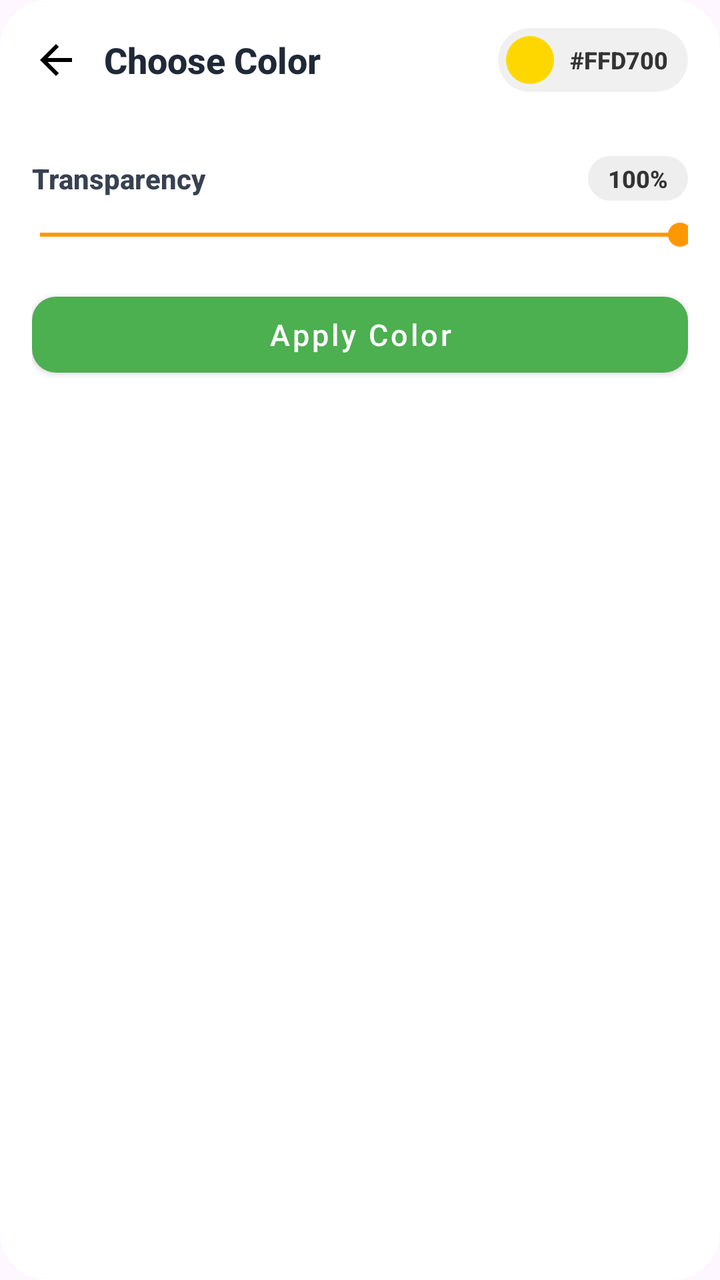
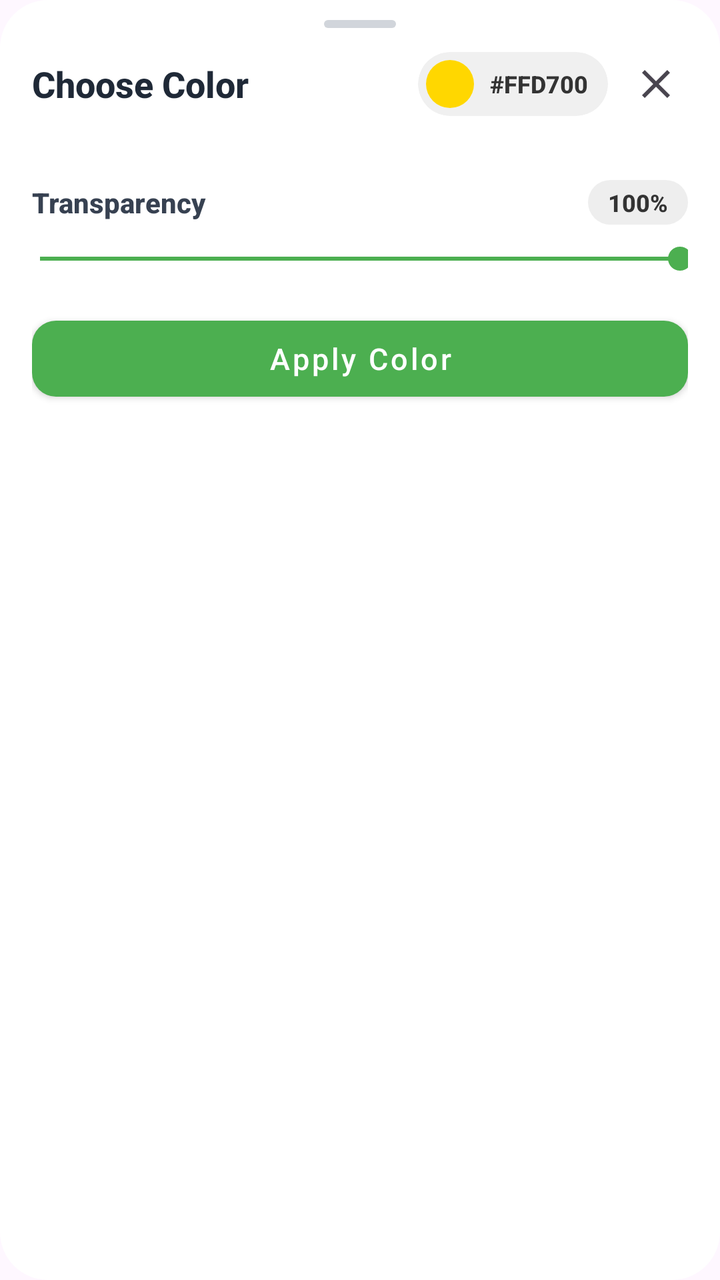

Before-and-after screenshots of an Android layout around one commit, followed by the original layout XML and the change that was made.
<!-- AndroidManifest.xml: another module's application theme Theme.DialogHub -->
<!-- res/layout/dialog_color_picker.xml -->
<?xml version="1.0" encoding="utf-8"?>
<LinearLayout xmlns:android="http://schemas.android.com/apk/res/android"
    xmlns:app="http://schemas.android.com/apk/res-auto"
    xmlns:tools="http://schemas.android.com/tools"
    android:layout_width="match_parent"
    android:layout_height="wrap_content"
    android:layout_gravity="center"
    android:background="@drawable/rounded_background"
    android:orientation="vertical"
    android:paddingStart="16dp"
    android:paddingEnd="16dp"
    android:paddingBottom="20dp">

    
    <LinearLayout
        android:layout_width="match_parent"
        android:layout_height="wrap_content"
        android:gravity="center_vertical"
        android:paddingTop="14dp"
        android:paddingBottom="10dp">

        <ImageButton
            android:id="@+id/colorBackButton"
            android:layout_width="wrap_content"
            android:layout_height="wrap_content"
            android:background="?actionBarItemBackground"
            android:contentDescription="@string/back_button"
            android:paddingEnd="12dp"
            android:src="@drawable/arrow_back" />

        <TextView
            android:layout_width="0dp"
            android:layout_height="wrap_content"
            android:layout_weight="1"
            android:fontFamily="sans-serif-medium"
            android:text="@string/choose_color"
            android:textColor="#1F2937"
            android:textSize="18sp"
            android:textStyle="bold" />

        
        <androidx.cardview.widget.CardView
            android:layout_width="wrap_content"
            android:layout_height="32dp"
            app:cardBackgroundColor="#F0F0F0"
            app:cardCornerRadius="16dp"
            app:cardElevation="0dp">

            <LinearLayout
                android:layout_width="wrap_content"
                android:layout_height="match_parent"
                android:gravity="center_vertical"
                android:orientation="horizontal"
                android:paddingStart="4dp"
                android:paddingEnd="10dp">

                <androidx.cardview.widget.CardView
                    android:layout_width="24dp"
                    android:layout_height="24dp"
                    app:cardCornerRadius="12dp"
                    app:cardElevation="0dp">

                    <View
                        android:id="@+id/viewSelectedColorPreview"
                        android:layout_width="match_parent"
                        android:layout_height="match_parent"
                        android:background="#FFD700" />
                </androidx.cardview.widget.CardView>

                <TextView
                    android:id="@+id/tvHexCode"
                    android:layout_width="wrap_content"
                    android:layout_height="wrap_content"
                    android:layout_marginStart="8dp"
                    android:fontFamily="sans-serif-medium"
                    android:text="#FFD700"
                    android:textColor="#333333"
                    android:textSize="12sp"
                    android:textStyle="bold" />
            </LinearLayout>
        </androidx.cardview.widget.CardView>
    </LinearLayout>

    
    <androidx.recyclerview.widget.RecyclerView
        android:id="@+id/colorRecyclerView"
        android:layout_width="match_parent"
        android:layout_height="wrap_content"
        android:layout_marginTop="6dp"
        android:layout_marginBottom="10dp"
        tools:listitem="@layout/item_color" />

    
    <LinearLayout
        android:layout_width="match_parent"
        android:layout_height="wrap_content"
        android:gravity="center_vertical"
        android:orientation="horizontal"
        android:paddingTop="6dp">

        <TextView
            android:layout_width="0dp"
            android:layout_height="wrap_content"
            android:layout_weight="1"
            android:fontFamily="sans-serif-medium"
            android:text="@string/transparency"
            android:textColor="#374151"
            android:textSize="14sp"
            android:textStyle="bold" />

        <TextView
            android:id="@+id/tvOpacityValue"
            android:layout_width="wrap_content"
            android:layout_height="wrap_content"
            android:background="@drawable/rounded_background"
            android:backgroundTint="#EEEEEE"
            android:fontFamily="sans-serif-medium"
            android:paddingStart="10dp"
            android:paddingTop="3dp"
            android:paddingEnd="10dp"
            android:paddingBottom="3dp"
            android:text="100%"
            android:textColor="#333333"
            android:textSize="12sp"
            android:textStyle="bold" />
    </LinearLayout>

    
    <SeekBar
        android:id="@+id/transparencySeekBar"
        android:layout_width="match_parent"
        android:layout_height="wrap_content"
        android:layout_marginTop="8dp"
        android:max="225"
        android:paddingStart="4dp"
        android:paddingEnd="4dp"
        android:progress="225"
        android:progressTint="@color/yellow"
        android:thumbTint="@color/yellow" />

    
    <com.google.android.material.button.MaterialButton
        android:id="@+id/btnApplyColor"
        style="@style/Widget.MaterialComponents.Button"
        android:layout_width="match_parent"
        android:layout_height="50dp"
        android:layout_marginTop="16dp"
        android:text="Apply Color"
        android:textAllCaps="false"
        android:textSize="15sp"
        app:cornerRadius="12dp" />

</LinearLayout>
<!-- res/layout/item_color.xml (included above) -->
<?xml version="1.0" encoding="utf-8"?>
<androidx.cardview.widget.CardView xmlns:android="http://schemas.android.com/apk/res/android"
    xmlns:app="http://schemas.android.com/apk/res-auto"
    android:id="@+id/cardView"
    android:layout_width="44dp"
    android:layout_height="44dp"
    android:layout_gravity="center"
    android:layout_margin="6dp"
    app:cardBackgroundColor="#E0E0E0"
    app:cardCornerRadius="22dp"
    app:cardElevation="2dp"
    app:cardMaxElevation="4dp"
    app:cardPreventCornerOverlap="false">

    <FrameLayout
        android:layout_width="match_parent"
        android:layout_height="match_parent">

        <View
            android:id="@+id/colorView"
            android:layout_width="match_parent"
            android:layout_height="match_parent" />

        <ImageView
            android:id="@+id/selectedCheck"
            android:layout_width="20dp"
            android:layout_height="20dp"
            android:layout_gravity="center"
            android:contentDescription="@null"
            android:src="@drawable/ic_check"
            android:visibility="gone"
            app:tint="#FFFFFF" />

        <View
            android:id="@+id/selectedOverlay"
            android:layout_width="match_parent"
            android:layout_height="match_parent"
            android:background="@drawable/selected_border_circle"
            android:visibility="gone" />
    </FrameLayout>

</androidx.cardview.widget.CardView>
<!-- resources referenced by this layout -->
<resources>
  <color name="yellow">#FF9800</color>
  <!-- drawable arrow_back (drawable) -->
  <vector xmlns:android="http://schemas.android.com/apk/res/android"
      android:width="24dp"
      android:height="24dp"
      android:viewportWidth="960"
      android:viewportHeight="960">
    <path
        android:pathData="m313,520 l224,224 -57,56 -320,-320 320,-320 57,56 -224,224h487v80L313,520Z"
        android:fillColor="#000000"/>
  </vector>
  <!-- drawable ic_check (drawable) -->
  <vector xmlns:android="http://schemas.android.com/apk/res/android"
      android:width="24dp"
      android:height="24dp"
      android:viewportWidth="24"
      android:viewportHeight="24">
      <path
          android:fillColor="#FFFFFF"
          android:pathData="M9,16.17L4.83,12l-1.42,1.41L9,19 21,7l-1.41,-1.41z"/>
  </vector>
  <!-- drawable rounded_background (drawable) -->
  <?xml version="1.0" encoding="utf-8"?>
  <shape xmlns:android="http://schemas.android.com/apk/res/android"
      android:shape="rectangle">
      <solid android:color="#FFFFFF" />
      <corners android:radius="24dp" />
  </shape>
  <!-- drawable selected_border_circle (drawable) -->
  <?xml version="1.0" encoding="utf-8"?>
  <shape xmlns:android="http://schemas.android.com/apk/res/android"
      android:shape="oval">
      <stroke
          android:width="3dp"
          android:color="#212121" />
      <solid android:color="@android:color/transparent" />
  </shape>
  <string name="back_button">Back Button</string>
  <string name="choose_color">Choose Color</string>
  <string name="transparency">Transparency</string>
  <style name="Theme.DialogHub" parent="Base.Theme.DialogHub" />
  <style name="Base.Theme.DialogHub" parent="Theme.Material3.DayNight.NoActionBar">
          <item name="colorPrimary">#4CAF50</item>
      </style>
</resources>

<!-- the commit's change to res/layout/dialog_color_picker.xml (unified diff, before → after) -->
@@ -12,21 +12,22 @@
     android:paddingBottom="20dp">
 
     
+    <View
+        android:id="@+id/dragHandle"
+        android:layout_width="36dp"
+        android:layout_height="4dp"
+        android:layout_gravity="center_horizontal"
+        android:layout_marginTop="10dp"
+        android:layout_marginBottom="4dp"
+        android:background="@drawable/bg_drag_handle" />
+
+    
     <LinearLayout
         android:layout_width="match_parent"
         android:layout_height="wrap_content"
         android:gravity="center_vertical"
-        android:paddingTop="14dp"
+        android:paddingTop="8dp"
         android:paddingBottom="10dp">
-
-        <ImageButton
-            android:id="@+id/colorBackButton"
-            android:layout_width="wrap_content"
-            android:layout_height="wrap_content"
-            android:background="?actionBarItemBackground"
-            android:contentDescription="@string/back_button"
-            android:paddingEnd="12dp"
-            android:src="@drawable/arrow_back" />
 
         <TextView
             android:layout_width="0dp"
@@ -42,6 +43,7 @@
         <androidx.cardview.widget.CardView
             android:layout_width="wrap_content"
             android:layout_height="32dp"
+            android:layout_marginEnd="8dp"
             app:cardBackgroundColor="#F0F0F0"
             app:cardCornerRadius="16dp"
             app:cardElevation="0dp">
@@ -79,6 +81,14 @@
                     android:textStyle="bold" />
             </LinearLayout>
         </androidx.cardview.widget.CardView>
+
+        <ImageButton
+            android:id="@+id/btnClose"
+            android:layout_width="32dp"
+            android:layout_height="32dp"
+            android:background="?actionBarItemBackground"
+            android:contentDescription="Close"
+            android:src="@drawable/ic_close" />
     </LinearLayout>
 
     
@@ -135,8 +145,8 @@
         android:paddingStart="4dp"
         android:paddingEnd="4dp"
         android:progress="225"
-        android:progressTint="@color/yellow"
-        android:thumbTint="@color/yellow" />
+        android:progressTint="?attr/colorPrimary"
+        android:thumbTint="?attr/colorPrimary" />
 
     
     <com.google.android.material.button.MaterialButton
<!-- resource entries referenced after the edit -->
@@ -1,16 +1,12 @@
 <!-- resources referenced by this layout -->
 <resources>
-  <color name="yellow">#FF9800</color>
-  <!-- drawable arrow_back (drawable) -->
-  <vector xmlns:android="http://schemas.android.com/apk/res/android"
-      android:width="24dp"
-      android:height="24dp"
-      android:viewportWidth="960"
-      android:viewportHeight="960">
-    <path
-        android:pathData="m313,520 l224,224 -57,56 -320,-320 320,-320 57,56 -224,224h487v80L313,520Z"
-        android:fillColor="#000000"/>
-  </vector>
+  <!-- drawable bg_drag_handle (drawable) -->
+  ﻿<?xml version="1.0" encoding="utf-8"?>
+  <shape xmlns:android="http://schemas.android.com/apk/res/android"
+      android:shape="rectangle">
+      <solid android:color="#D1D5DB" />
+      <corners android:radius="3dp" />
+  </shape>
   <!-- drawable ic_check (drawable) -->
   <vector xmlns:android="http://schemas.android.com/apk/res/android"
       android:width="24dp"
@@ -20,6 +16,17 @@
       <path
           android:fillColor="#FFFFFF"
           android:pathData="M9,16.17L4.83,12l-1.42,1.41L9,19 21,7l-1.41,-1.41z"/>
+  </vector>
+  <!-- drawable ic_close (drawable) -->
+  ﻿<vector xmlns:android="http://schemas.android.com/apk/res/android"
+      android:width="24dp"
+      android:height="24dp"
+      android:viewportWidth="24"
+      android:viewportHeight="24"
+      android:tint="?attr/colorControlNormal">
+    <path
+        android:fillColor="@android:color/white"
+        android:pathData="M19,6.41L17.59,5 12,10.59 6.41,5 5,6.41 10.59,12 5,17.59 6.41,19 12,13.41 17.59,19 19,17.59 13.41,12z"/>
   </vector>
   <!-- drawable rounded_background (drawable) -->
   <?xml version="1.0" encoding="utf-8"?>
@@ -37,7 +44,6 @@
           android:color="#212121" />
       <solid android:color="@android:color/transparent" />
   </shape>
-  <string name="back_button">Back Button</string>
   <string name="choose_color">Choose Color</string>
   <string name="transparency">Transparency</string>
   <style name="Theme.DialogHub" parent="Base.Theme.DialogHub" />
